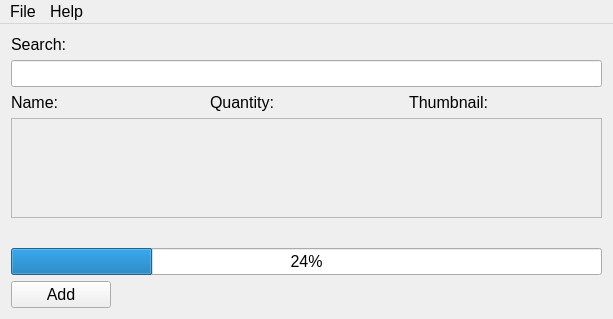
This is UI/mainwindow.ui in Jared-Gross/DXF-to-PNG-Converter as Qt 5 draws it before an edit. The edited form follows.
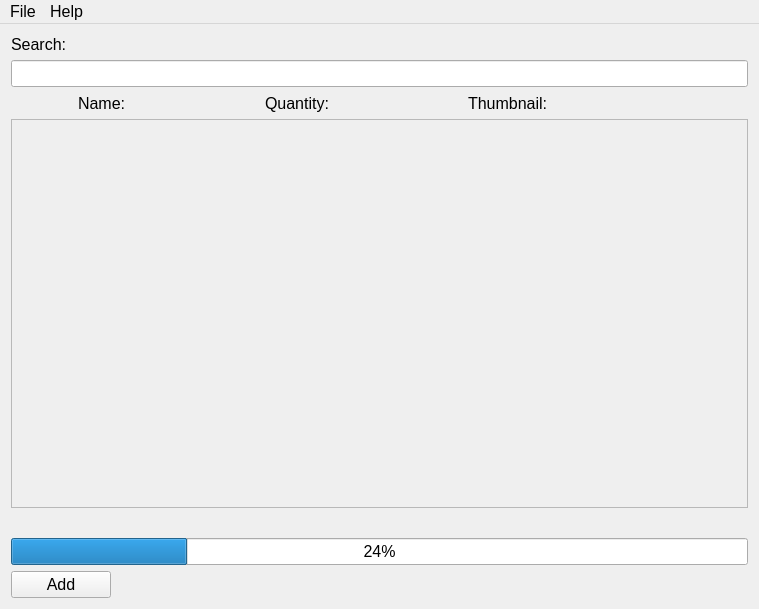
This is the edited form.

The edit to the form file:
```diff
--- a/UI/mainwindow.ui
+++ b/UI/mainwindow.ui
@@ -9,8 +9,8 @@
    <rect>
     <x>0</x>
     <y>0</y>
-    <width>613</width>
-    <height>319</height>
+    <width>759</width>
+    <height>609</height>
    </rect>
   </property>
   <property name="sizePolicy">
@@ -59,6 +59,19 @@
     </item>
     <item>
      <layout class="QHBoxLayout" name="horizontalLayout_2">
+      <item>
+       <spacer name="horizontalSpacer_4">
+        <property name="orientation">
+         <enum>Qt::Horizontal</enum>
+        </property>
+        <property name="sizeHint" stdset="0">
+         <size>
+          <width>40</width>
+          <height>20</height>
+         </size>
+        </property>
+       </spacer>
+      </item>
       <item>
        <widget class="QLabel" name="label_3">
         <property name="text">
@@ -66,6 +79,32 @@
         </property>
        </widget>
       </item>
+      <item>
+       <spacer name="horizontalSpacer_8">
+        <property name="orientation">
+         <enum>Qt::Horizontal</enum>
+        </property>
+        <property name="sizeHint" stdset="0">
+         <size>
+          <width>40</width>
+          <height>20</height>
+         </size>
+        </property>
+       </spacer>
+      </item>
+      <item>
+       <spacer name="horizontalSpacer">
+        <property name="orientation">
+         <enum>Qt::Horizontal</enum>
+        </property>
+        <property name="sizeHint" stdset="0">
+         <size>
+          <width>40</width>
+          <height>20</height>
+         </size>
+        </property>
+       </spacer>
+      </item>
       <item>
        <widget class="QLabel" name="label_4">
         <property name="text">
@@ -73,6 +112,32 @@
         </property>
        </widget>
       </item>
+      <item>
+       <spacer name="horizontalSpacer_7">
+        <property name="orientation">
+         <enum>Qt::Horizontal</enum>
+        </property>
+        <property name="sizeHint" stdset="0">
+         <size>
+          <width>40</width>
+          <height>20</height>
+         </size>
+        </property>
+       </spacer>
+      </item>
+      <item>
+       <spacer name="horizontalSpacer_2">
+        <property name="orientation">
+         <enum>Qt::Horizontal</enum>
+        </property>
+        <property name="sizeHint" stdset="0">
+         <size>
+          <width>40</width>
+          <height>20</height>
+         </size>
+        </property>
+       </spacer>
+      </item>
       <item>
        <widget class="QLabel" name="label_2">
         <property name="text">
@@ -80,6 +145,45 @@
         </property>
        </widget>
       </item>
+      <item>
+       <spacer name="horizontalSpacer_3">
+        <property name="orientation">
+         <enum>Qt::Horizontal</enum>
+        </property>
+        <property name="sizeHint" stdset="0">
+         <size>
+          <width>40</width>
+          <height>20</height>
+         </size>
+        </property>
+       </spacer>
+      </item>
+      <item>
+       <spacer name="horizontalSpacer_6">
+        <property name="orientation">
+         <enum>Qt::Horizontal</enum>
+        </property>
+        <property name="sizeHint" stdset="0">
+         <size>
+          <width>40</width>
+          <height>20</height>
+         </size>
+        </property>
+       </spacer>
+      </item>
+      <item>
+       <spacer name="horizontalSpacer_5">
+        <property name="orientation">
+         <enum>Qt::Horizontal</enum>
+        </property>
+        <property name="sizeHint" stdset="0">
+         <size>
+          <width>40</width>
+          <height>20</height>
+         </size>
+        </property>
+       </spacer>
+      </item>
      </layout>
     </item>
     <item>
@@ -98,7 +202,7 @@
            <x>0</x>
            <y>0</y>
            <width>513</width>
-           <height>75</height>
+           <height>353</height>
           </rect>
          </property>
          <layout class="QGridLayout" name="gridLayout">
@@ -145,8 +249,8 @@
     <rect>
      <x>0</x>
      <y>0</y>
-     <width>613</width>
-     <height>23</height>
+     <width>759</width>
+     <height>29</height>
     </rect>
    </property>
    <widget class="QMenu" name="menuFile">
```
